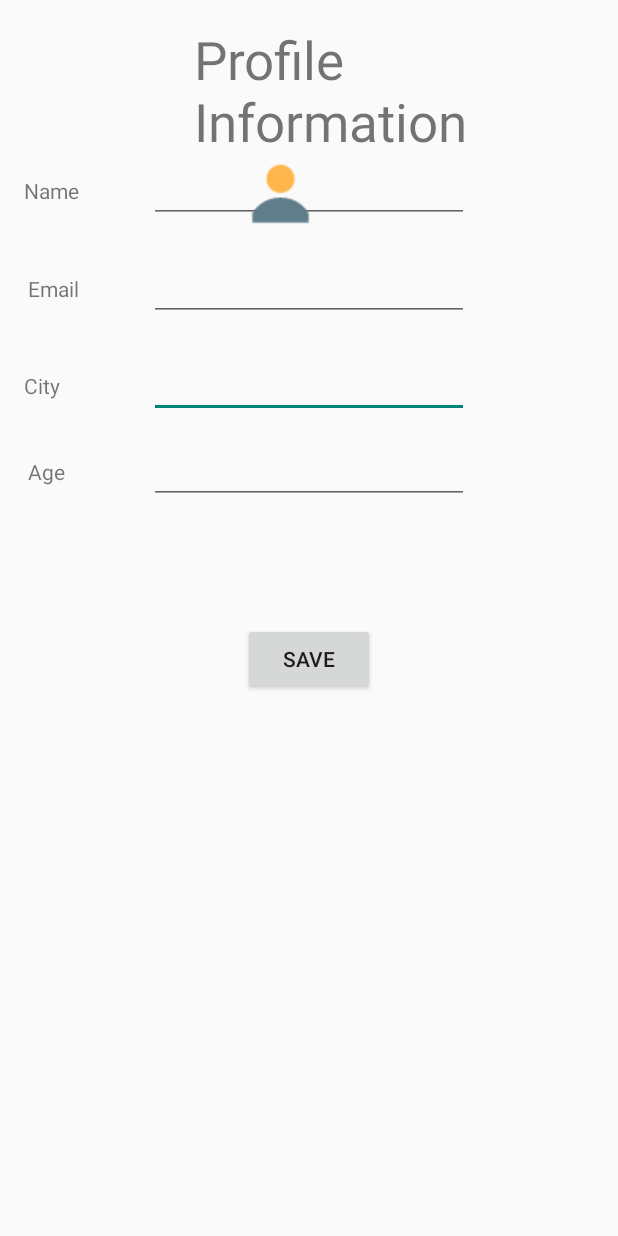
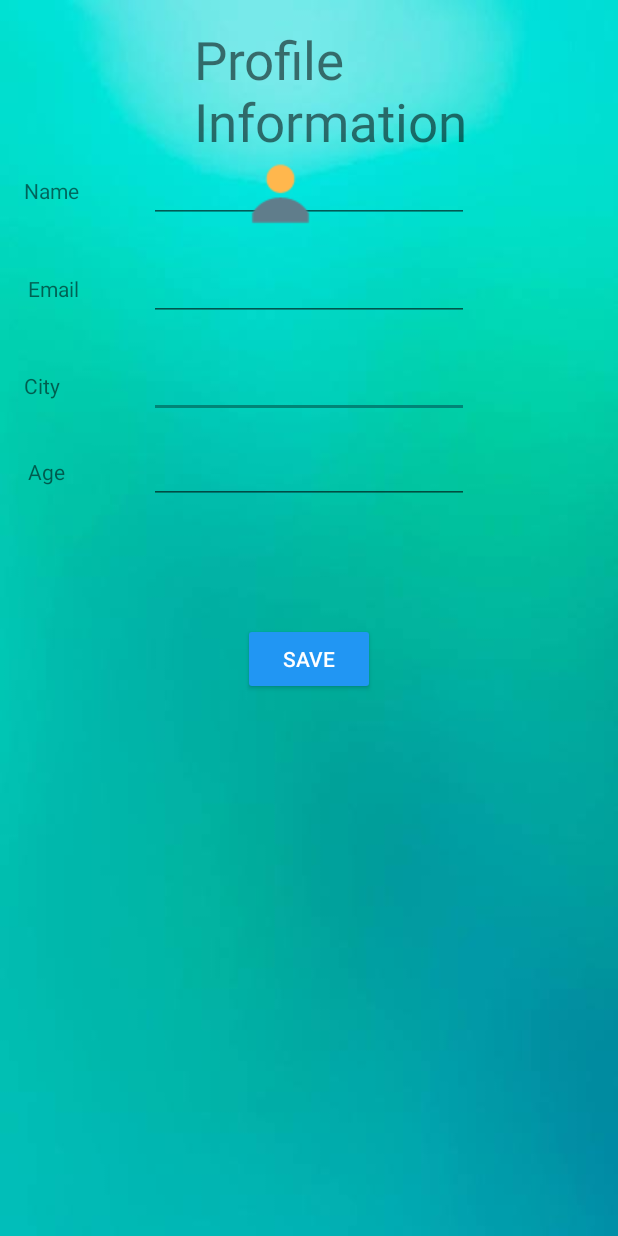
Before and after one commit to alamgirqazi/Zenlog, an Android app: the UserInfoActivity screen opened directly, with no data from a screen before it, on a phone screen of 412 x 824 dp. Run offline under Robolectric (Android 15) with nearby library versions, the phone set to English and light mode, and no system bars; our stand-ins replace Firebase (no records; nobody signed in at launch, a user with empty details on screens opened directly).

```diff
--- a/app/src/main/res/layout/activity_chat.xml
+++ b/app/src/main/res/layout/activity_chat.xml
@@ -6,7 +6,7 @@
     android:layout_width="match_parent"
     android:layout_height="match_parent"
 
-    android:background="@mipmap/whatsapp1"
+android:background="@drawable/wall1"
     tools:context="io.github.alamgirqazi.zenlog.ChatActivity">
 
     <android.support.design.widget.AppBarLayout
--- a/app/src/main/res/layout/activity_chatroom.xml
+++ b/app/src/main/res/layout/activity_chatroom.xml
@@ -5,7 +5,7 @@
     android:id="@+id/activity_chatroom"
     android:layout_width="match_parent"
     android:layout_height="match_parent"
-    android:background="@mipmap/whatsapp1"
+    android:background="@drawable/wall1"
 
     tools:context="io.github.alamgirqazi.zenlog.ChatroomActivity">
 
--- a/app/src/main/res/layout/activity_profile.xml
+++ b/app/src/main/res/layout/activity_profile.xml
@@ -7,7 +7,7 @@
     android:layout_height="match_parent"
     android:fitsSystemWindows="true"
 
-    android:background="@drawable/chatbackground7"
+    android:background="@drawable/wall1"
     tools:context="io.github.alamgirqazi.zenlog.ProfileActivity">
 
 
--- a/app/src/main/res/layout/activity_user_info.xml
+++ b/app/src/main/res/layout/activity_user_info.xml
@@ -7,6 +7,7 @@
     android:paddingBottom="@dimen/activity_vertical_margin"
     android:paddingLeft="@dimen/activity_horizontal_margin"
     android:paddingRight="@dimen/activity_horizontal_margin"
+android:background="@drawable/wall1"
     android:paddingTop="@dimen/activity_vertical_margin"
     tools:context="io.github.alamgirqazi.zenlog.UserInfoActivity">
 
@@ -122,7 +123,10 @@
     <Button
         android:text="Save"
         android:layout_width="wrap_content"
+        style="@style/Widget.AppCompat.Button.Colored"
         android:layout_height="wrap_content"
+        android:backgroundTint="@color/colorAccent"
+
         android:id="@+id/btnSave"
         android:layout_marginTop="79dp"
         android:layout_below="@+id/editTextAge"
```
Also changed, not shown: app/src/main/res/drawable/chatbackground.png (deleted), app/src/main/res/drawable/chatbackground7.png (deleted), app/src/main/res/drawable/profile.png (deleted), app/src/main/res/drawable/wall1.jpg (added), 4 other files.
